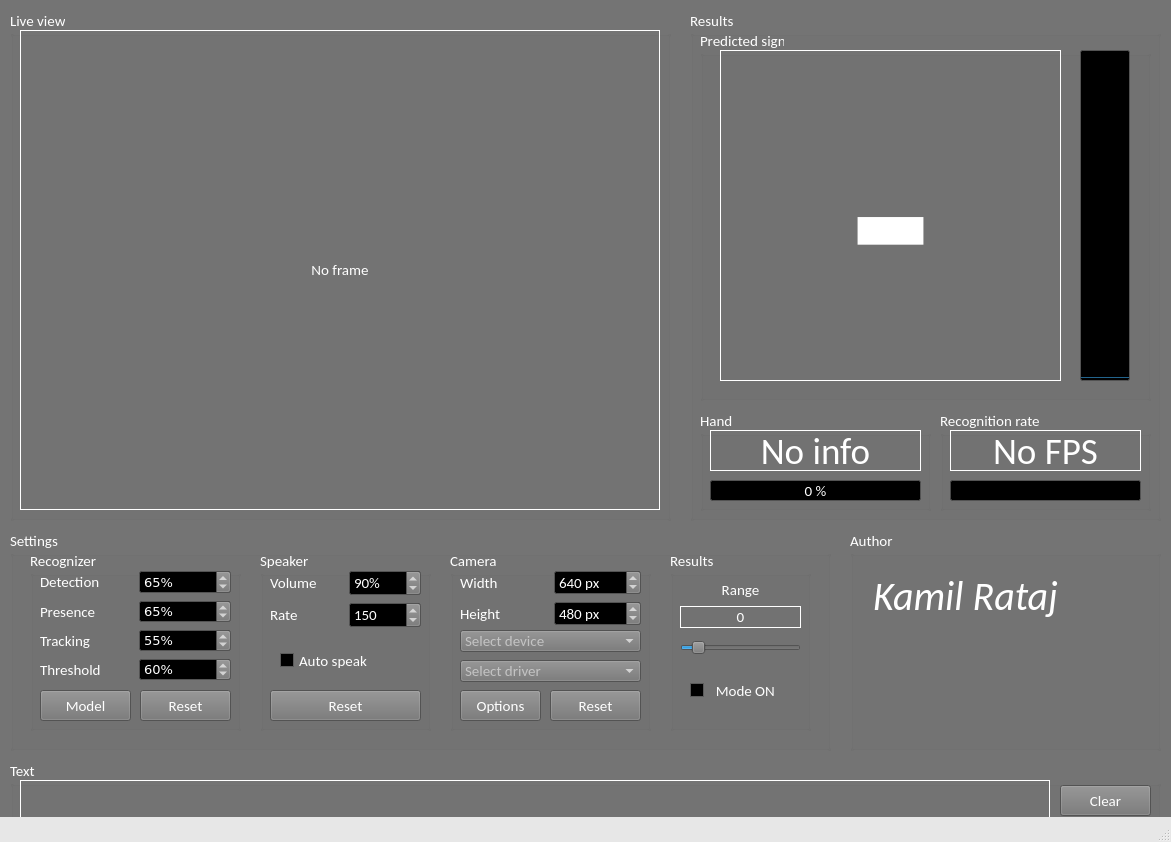
This is src/gui.ui in DXtR1337/AI_sign_language_translator as Qt 5 draws it before an edit. The edited form follows.
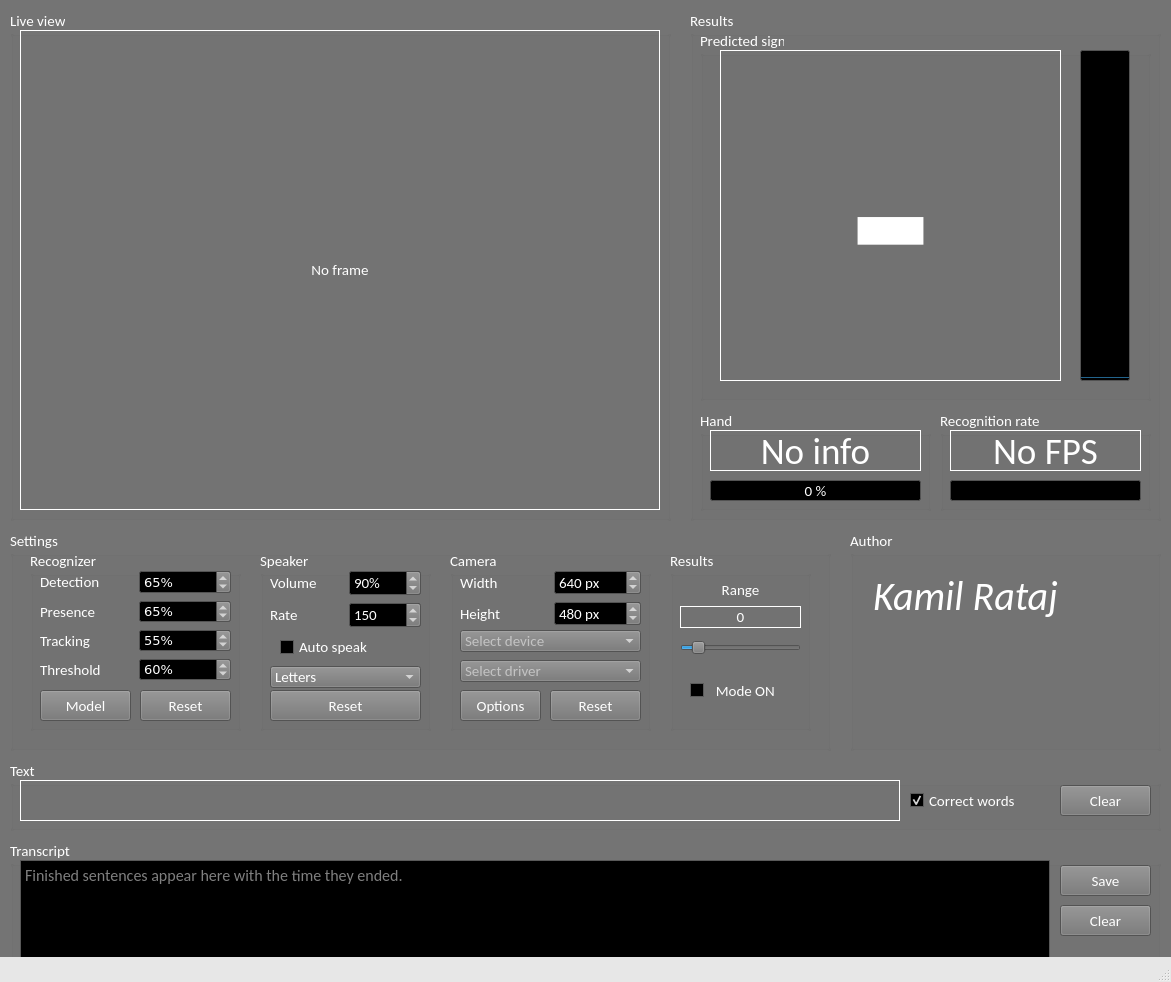
This is the edited form. Icons and pictures are not drawn.

Commit message: Correct finished words against a dictionary, speak whole words and keep a transcript

```diff
--- a/src/gui.ui
+++ b/src/gui.ui
@@ -8,7 +8,7 @@
     <x>0</x>
     <y>0</y>
     <width>1171</width>
-    <height>842</height>
+    <height>982</height>
    </rect>
   </property>
   <property name="sizePolicy">
@@ -1296,9 +1296,9 @@
       <property name="geometry">
        <rect>
         <x>20</x>
-        <y>90</y>
-        <width>131</width>
-        <height>41</height>
+        <y>80</y>
+        <width>141</width>
+        <height>34</height>
        </rect>
       </property>
       <property name="font">
@@ -1336,6 +1336,32 @@
        <bool>false</bool>
       </property>
      </widget>
+     <widget class="QComboBox" name="comboBox_speak_unit">
+      <property name="geometry">
+       <rect>
+        <x>10</x>
+        <y>116</y>
+        <width>151</width>
+        <height>22</height>
+       </rect>
+      </property>
+      <property name="cursor">
+       <cursorShape>PointingHandCursor</cursorShape>
+      </property>
+      <property name="toolTip">
+       <string>Speak every stable letter, or each whole word once it is finished</string>
+      </property>
+      <item>
+       <property name="text">
+        <string>Letters</string>
+       </property>
+      </item>
+      <item>
+       <property name="text">
+        <string>Words</string>
+       </property>
+      </item>
+     </widget>
      <widget class="QPushButton" name="pushButton_resetTTS">
       <property name="geometry">
        <rect>
@@ -2075,7 +2101,7 @@
       <rect>
        <x>10</x>
        <y>20</y>
-       <width>1030</width>
+       <width>880</width>
        <height>41</height>
       </rect>
      </property>
@@ -2099,6 +2125,28 @@
       <number>6</number>
      </property>
     </widget>
+    <widget class="QCheckBox" name="checkBox_correct">
+     <property name="geometry">
+      <rect>
+       <x>900</x>
+       <y>25</y>
+       <width>141</width>
+       <height>31</height>
+      </rect>
+     </property>
+     <property name="cursor">
+      <cursorShape>PointingHandCursor</cursorShape>
+     </property>
+     <property name="toolTip">
+      <string>Replace a finished word that is not in the English dictionary with the closest known word</string>
+     </property>
+     <property name="text">
+      <string>Correct words</string>
+     </property>
+     <property name="checked">
+      <bool>true</bool>
+     </property>
+    </widget>
     <widget class="QPushButton" name="pushButton_clearText">
      <property name="geometry">
       <rect>
@@ -2113,6 +2161,70 @@
      </property>
     </widget>
    </widget>
+   <widget class="QGroupBox" name="groupBox_transcript">
+    <property name="geometry">
+     <rect>
+      <x>10</x>
+      <y>840</y>
+      <width>1151</width>
+      <height>131</height>
+     </rect>
+    </property>
+    <property name="title">
+     <string>Transcript</string>
+    </property>
+    <widget class="QPlainTextEdit" name="plainTextEdit_transcript">
+     <property name="geometry">
+      <rect>
+       <x>10</x>
+       <y>20</y>
+       <width>1030</width>
+       <height>101</height>
+      </rect>
+     </property>
+     <property name="font">
+      <font>
+       <family>Calibri</family>
+       <pointsize>12</pointsize>
+      </font>
+     </property>
+     <property name="readOnly">
+      <bool>true</bool>
+     </property>
+     <property name="placeholderText">
+      <string>Finished sentences appear here with the time they ended.</string>
+     </property>
+    </widget>
+    <widget class="QPushButton" name="pushButton_saveTranscript">
+     <property name="geometry">
+      <rect>
+       <x>1050</x>
+       <y>25</y>
+       <width>91</width>
+       <height>31</height>
+      </rect>
+     </property>
+     <property name="toolTip">
+      <string>Save the transcript, including the sentence still in the text bar, to a text file</string>
+     </property>
+     <property name="text">
+      <string>Save</string>
+     </property>
+    </widget>
+    <widget class="QPushButton" name="pushButton_clearTranscript">
+     <property name="geometry">
+      <rect>
+       <x>1050</x>
+       <y>65</y>
+       <width>91</width>
+       <height>31</height>
+      </rect>
+     </property>
+     <property name="text">
+      <string>Clear</string>
+     </property>
+    </widget>
+   </widget>
   </widget>
   <widget class="QStatusBar" name="statusbar"/>
  </widget>
```
The commit also changes 13 other files.
